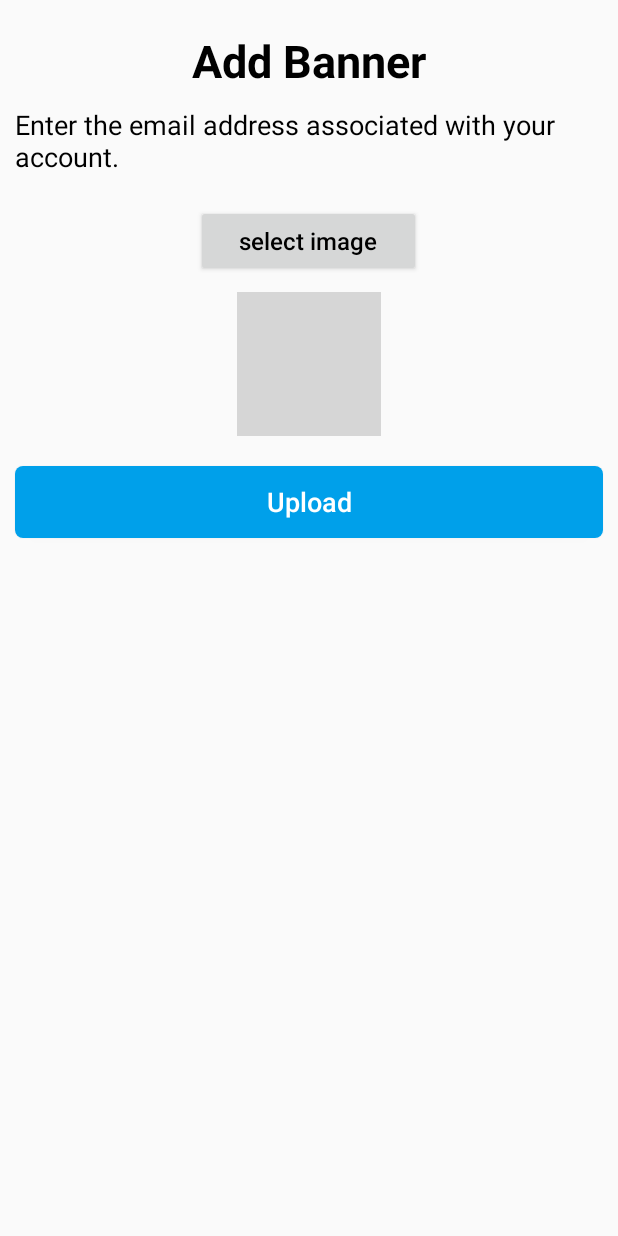
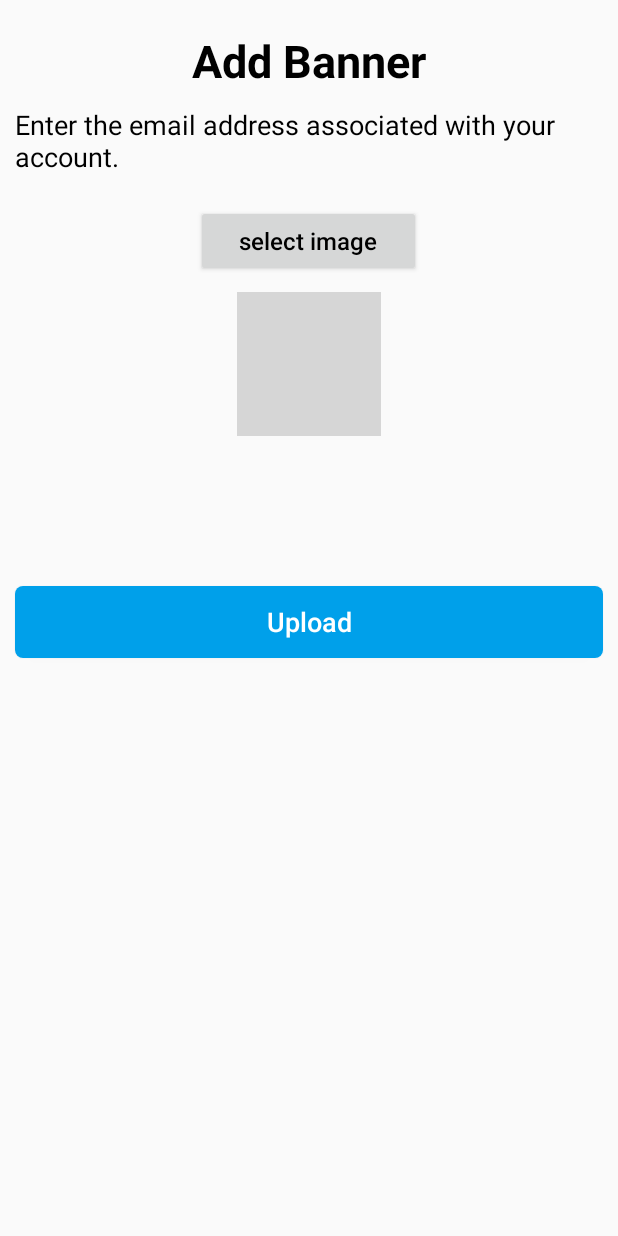
Before and after one commit to Pooja0504/Vendor-Shopping-Point, an Android app: the layout activity_add_banner.xml on its own in the app's theme, with its tools: preview values and no code run, on a phone screen of 412 x 824 dp. Run offline under Robolectric (Android 15) with nearby library versions, the phone set to English and light mode, and no system bars; grey boxes are pictures that could not be loaded.

Commit message:
added AddBannerActivity logic

```diff
--- a/app/src/main/AndroidManifest.xml
+++ b/app/src/main/AndroidManifest.xml
@@ -46,8 +46,8 @@
                 android:name="android.support.PARENT_ACTIVITY"
                 android:value="com.shopping_point.vendor_shopping_point.view.HomeActivity" />
         </activity>
-        <activity android:name=".view.PromotionActivity"
-            android:label="Promotions"
+        <activity android:name=".view.AddBannerActivity"
+            android:label="@string/add_products"
             android:parentActivityName=".view.HomeActivity">
             <meta-data
                 android:name="android.support.PARENT_ACTIVITY"
--- a/app/src/main/java/com/shopping_point/vendor_shopping_point/model/AddBannerApiResponse.java
+++ b/app/src/main/java/com/shopping_point/vendor_shopping_point/model/AddBannerApiResponse.java
@@ -1,13 +1,16 @@
 package com.shopping_point.vendor_shopping_point.model;
 
 public class AddBannerApiResponse {
+
     private boolean error;
     private String message;
+
 
     public AddBannerApiResponse(boolean error, String message) {
         this.error = error;
         this.message = message;
     }
+
 
     public boolean isError() {
         return error;
@@ -16,4 +19,6 @@ public class AddBannerApiResponse {
     public String getMessage() {
         return message;
     }
+
+
 }
--- a/app/src/main/java/com/shopping_point/vendor_shopping_point/view/HomeActivity.java
+++ b/app/src/main/java/com/shopping_point/vendor_shopping_point/view/HomeActivity.java
@@ -161,7 +161,7 @@ public class HomeActivity extends AppCompatActivity implements View.OnClickListe
                 startActivity(activateproduct);
                 break;
             case R.id.promotions:
-                Intent promotions = new Intent(HomeActivity.this, PromotionActivity.class);
+                Intent promotions = new Intent(HomeActivity.this, AddBannerActivity.class);
                 startActivity(promotions);
                 break;
         }
--- a/app/src/main/java/com/shopping_point/vendor_shopping_point/viewModel/UploadPhotoViewModel.java
+++ b/app/src/main/java/com/shopping_point/vendor_shopping_point/viewModel/UploadPhotoViewModel.java
@@ -20,7 +20,7 @@ public class UploadPhotoViewModel extends AndroidViewModel {
         uploadPhotoRepository = new UploadPhotoRepository(application);
     }
 
-    public LiveData<ResponseBody> uploadPhoto(String photo, int id) {
-        return uploadPhotoRepository.uploadPhoto(photo,id);
+    public LiveData<ResponseBody> uploadPhoto(String image, int id) {
+        return uploadPhotoRepository.uploadPhoto(image,id);
     }
 }
--- a/app/src/main/res/layout/activity_promotion.xml
+++ b/app/src/main/res/layout/activity_add_banner.xml
@@ -1,7 +1,9 @@
 <?xml version="1.0" encoding="utf-8"?>
 <layout xmlns:android="http://schemas.android.com/apk/res/android"
     xmlns:tools="http://schemas.android.com/tools">
-
+<ScrollView
+    android:layout_width="wrap_content"
+    android:layout_height="wrap_content">
     <LinearLayout
         android:layout_width="match_parent"
         android:layout_height="match_parent"
@@ -57,20 +59,25 @@
             android:layout_gravity="center"
             android:contentDescription="Image Of Product"
             tools:src="@drawable/slide2" />
-
+<RelativeLayout
+    android:layout_width="wrap_content"
+    android:layout_height="wrap_content">
         <androidx.appcompat.widget.AppCompatButton
             android:id="@+id/upload_banner"
             android:layout_width="match_parent"
             android:layout_height="wrap_content"
-            android:layout_marginTop="@dimen/dimen20dp"
+            android:layout_marginTop="@dimen/dimen100dp"
             android:layout_marginLeft="@dimen/dimen10dp"
             android:layout_marginRight="@dimen/dimen10dp"
             android:layout_marginBottom="@dimen/dimen10dp"
             android:background="@drawable/custom_button_border2"
             android:text="@string/upload_to_server"
+
             android:textColor="@color/white"
             android:textAllCaps="false"
             android:textSize="@dimen/dimen18sp"
             />
+</RelativeLayout>
     </LinearLayout>
+</ScrollView>
 </layout>
```
Also changed, not shown: app/src/main/java/com/shopping_point/vendor_shopping_point/model/Banner.java (added, +24 -0 lines), app/src/main/java/com/shopping_point/vendor_shopping_point/net/Api.java (+3 -4 lines), app/src/main/java/com/shopping_point/vendor_shopping_point/repository/AddBannerRepository.java (+12 -2 lines), app/src/main/java/com/shopping_point/vendor_shopping_point/repository/UploadPhotoRepository.java (+2 -15 lines), app/src/main/java/com/shopping_point/vendor_shopping_point/view/AddBannerActivity.java (added, +182 -0 lines), app/src/main/java/com/shopping_point/vendor_shopping_point/view/PromotionActivity.java (deleted, +0 -125 lines), app/src/main/java/com/shopping_point/vendor_shopping_point/viewModel/AddBannerViewModel.java (+5 -3 lines).
